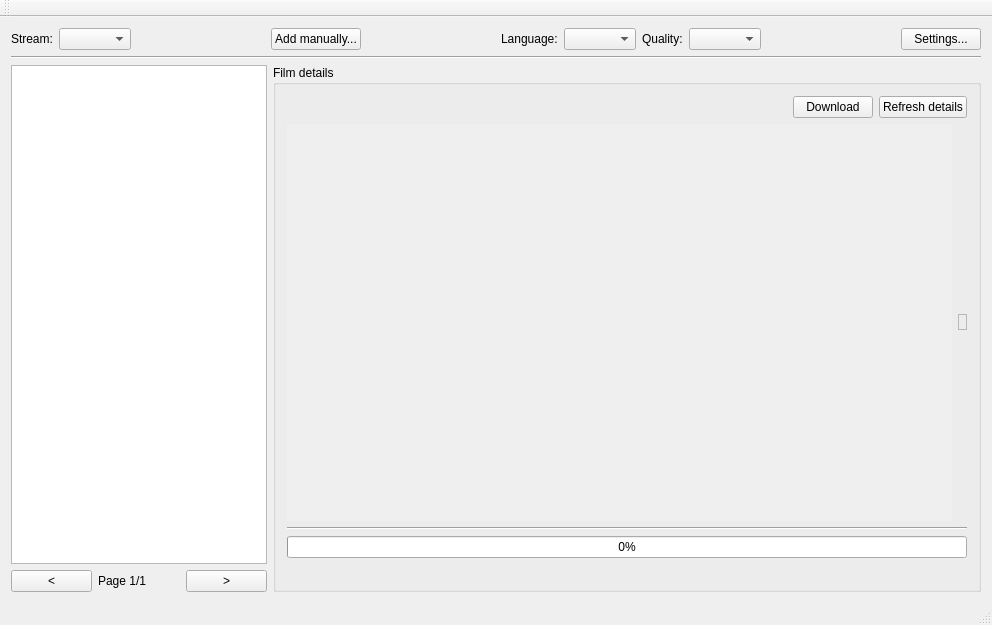
Tofee/artefetcher, file mainwindow.ui: the form before one commit.
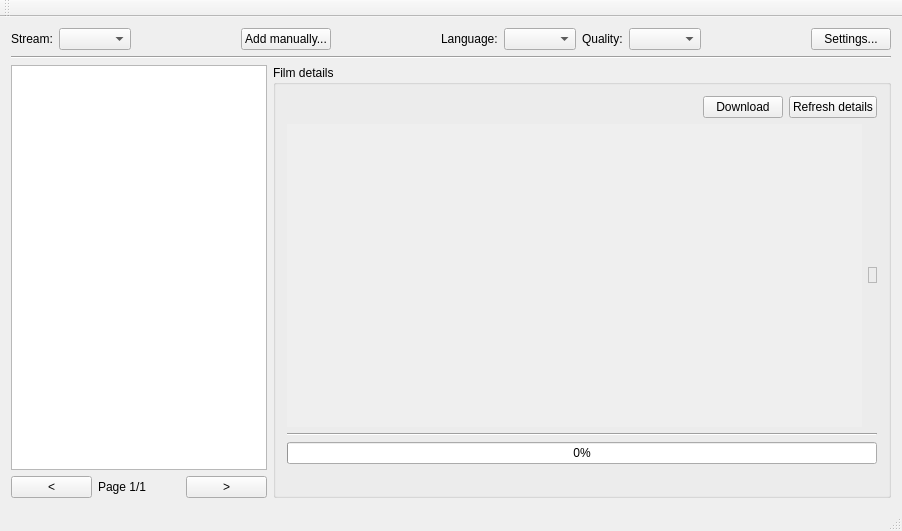
The form after the commit. Icons and pictures are not drawn.

The edit to the form file:
```diff
--- a/mainwindow.ui
+++ b/mainwindow.ui
@@ -6,8 +6,8 @@
    <rect>
     <x>0</x>
     <y>0</y>
-    <width>992</width>
-    <height>625</height>
+    <width>902</width>
+    <height>531</height>
    </rect>
   </property>
   <property name="windowTitle">
@@ -123,12 +123,6 @@
        <layout class="QGridLayout" name="gridLayout">
         <item row="0" column="0" colspan="3">
          <widget class="QTableWidget" name="tableWidget">
-          <property name="sizePolicy">
-           <sizepolicy hsizetype="MinimumExpanding" vsizetype="Expanding">
-            <horstretch>0</horstretch>
-            <verstretch>0</verstretch>
-           </sizepolicy>
-          </property>
           <property name="horizontalScrollBarPolicy">
            <enum>Qt::ScrollBarAlwaysOff</enum>
           </property>
@@ -174,6 +168,12 @@
       </item>
       <item>
        <widget class="QGroupBox" name="detailsGroupBox">
+        <property name="sizePolicy">
+         <sizepolicy hsizetype="MinimumExpanding" vsizetype="MinimumExpanding">
+          <horstretch>0</horstretch>
+          <verstretch>0</verstretch>
+         </sizepolicy>
+        </property>
         <property name="title">
          <string>Film details</string>
         </property>
@@ -237,8 +237,8 @@
                <rect>
                 <x>0</x>
                 <y>0</y>
-                <width>688</width>
-                <height>416</height>
+                <width>598</width>
+                <height>322</height>
                </rect>
               </property>
               <layout class="QVBoxLayout" name="verticalLayout_3">
```
Left out of the diff: 44 changed lines with no effect on the pictures.
